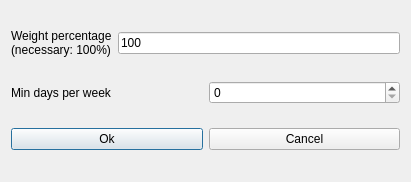
Above: fet/src/interface/modifyconstraintteachersminrealdaysperweekform_template.ui from vonmecheln/fet before the change. Below: the same form after it.
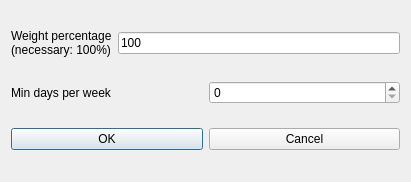
That is the form after the change.

```diff
--- a/fet/src/interface/modifyconstraintteachersminrealdaysperweekform_template.ui
+++ b/fet/src/interface/modifyconstraintteachersminrealdaysperweekform_template.ui
@@ -70,7 +70,7 @@
      <item>
       <widget class="QPushButton" name="okPushButton">
        <property name="text">
-        <string>Ok</string>
+        <string>OK</string>
        </property>
       </widget>
      </item>
```
